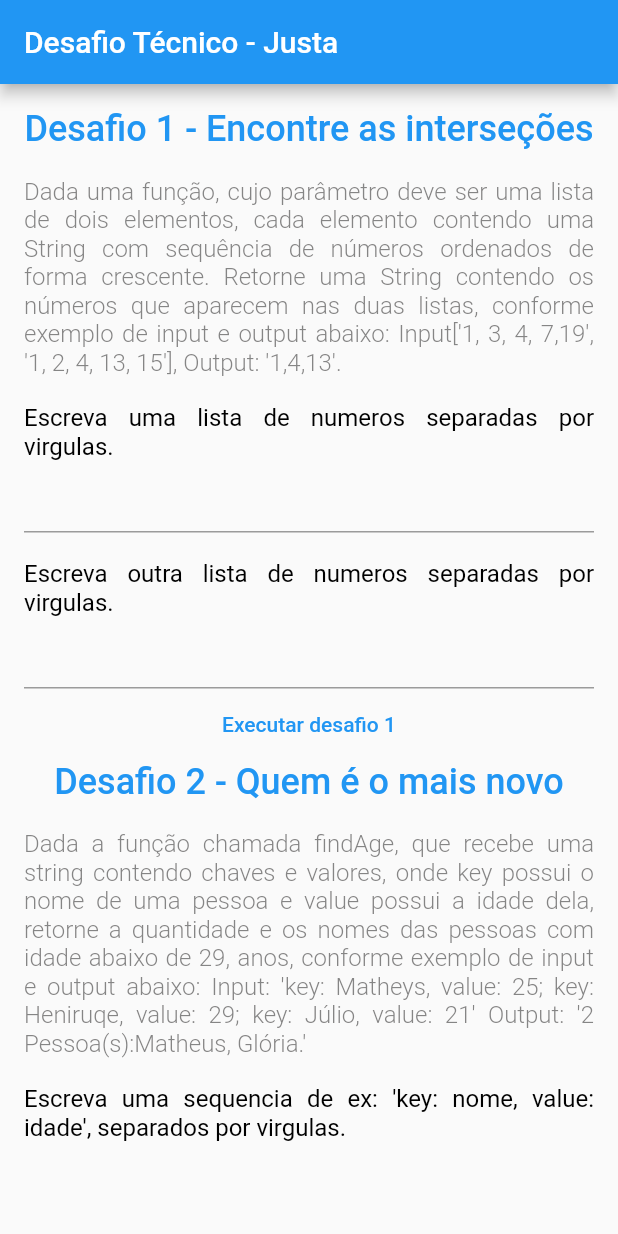
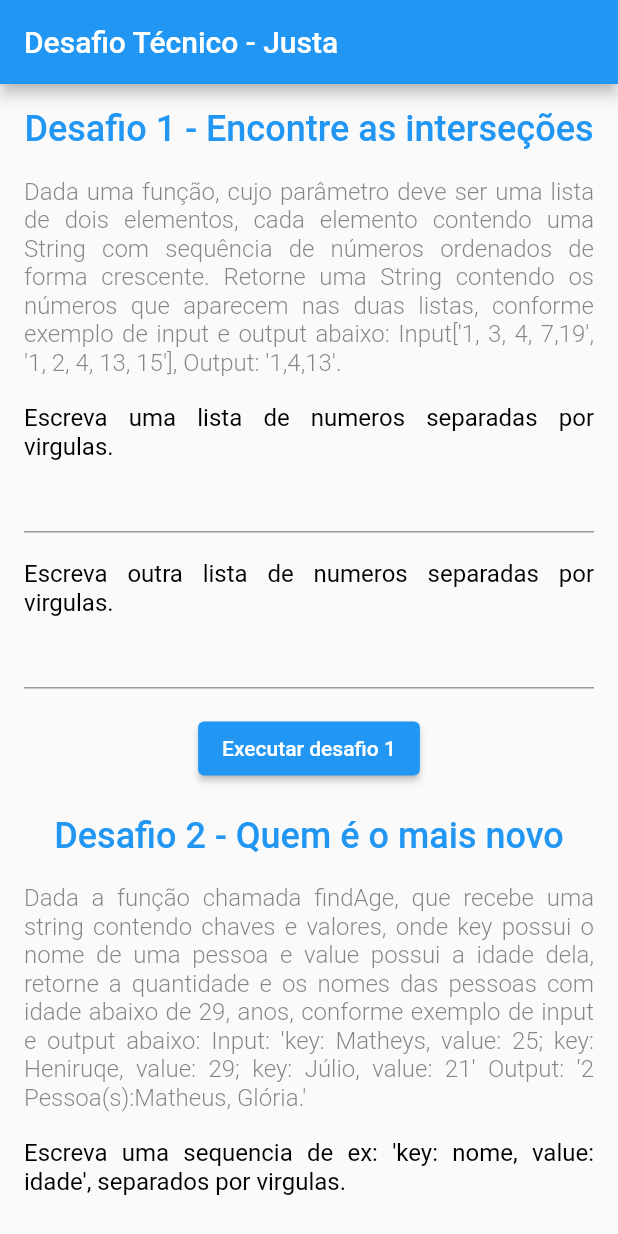
Before and after one commit to HHeloisa/DesafioJusta, a Flutter app: the screen it shows after launch, on a phone screen of 412 x 824 dp. Run offline on Flutter 3.47's test engine with Material 2 defaults, Android fonts, the phone set to English and light mode, and no system bars.

Commit message:
Cria um botãoe aplica

```diff
--- /dev/null
+++ b/lib/constants/button.dart
@@ -0,0 +1,25 @@
+import 'package:flutter/material.dart';
+import 'package:flutter/src/widgets/container.dart';
+import 'package:flutter/src/widgets/framework.dart';
+
+class BotaoExecutar extends StatefulWidget {
+  const BotaoExecutar({super.key, this.funcao, required this.texto});
+
+  final Function? funcao;
+  final String texto;
+  @override
+  State<BotaoExecutar> createState() => _BotaoExecutarState();
+}
+
+class _BotaoExecutarState extends State<BotaoExecutar> {
+  String resultado = '';
+  @override
+  Widget build(BuildContext context) {
+    return Padding(
+      padding: const EdgeInsets.only(top: 16.0, bottom: 20),
+      child: ElevatedButton(
+          onPressed: (() => widget.funcao == null ? null : widget.funcao!()),
+          child: Text(widget.texto)),
+    );
+  }
+}
--- a/lib/desafio1.dart
+++ b/lib/desafio1.dart
@@ -1,3 +1,4 @@
+import 'package:desafio_justa/constants/button.dart';
 import 'package:desafio_justa/constants/constants.dart';
 import 'package:desafio_justa/constants/descricaoDesafio.dart';
 import 'package:desafio_justa/labels/labelH3.dart';
@@ -53,9 +54,13 @@ class _Desafio1State extends State<Desafio1> {
       TextField(
         controller: string2,
       ),
-      TextButton(
-          onPressed: (() => encontrarIntersecoes(string1.text, string2.text)),
-          child: const Text(executarDesafio1)),
+      BotaoExecutar(
+        funcao: () => encontrarIntersecoes(string1.text, string2.text),
+        texto: executarDesafio1,
+      ),
+      // TextButton(
+      //     onPressed: (() => encontrarIntersecoes(string1.text, string2.text)),
+      //     child: const Text(executarDesafio1)),
       desafio1Resultado == '' ? Container() : Text(desafio1Resultado)
     ]);
   }
--- a/lib/desafio2.dart
+++ b/lib/desafio2.dart
@@ -2,6 +2,8 @@ import 'package:desafio_justa/constants/constants.dart';
 import 'package:desafio_justa/constants/descricaoDesafio.dart';
 import 'package:desafio_justa/labels/labelH3.dart';
 import 'package:flutter/material.dart';
+
+import 'constants/button.dart';
 
 class Desafio2 extends StatefulWidget {
   const Desafio2({super.key});
@@ -50,9 +52,10 @@ class _Desafio2State extends State<Desafio2> {
         TextField(
           controller: string1,
         ),
-        TextButton(
-            onPressed: (() => findAge(string1.text)),
-            child: const Text(executarDesafio2)),
+        BotaoExecutar(
+          funcao: () => findAge(string1.text),
+          texto: executarDesafio2,
+        ),
         desafio2Resultado == '' ? Container() : Text(desafio2Resultado)
       ],
     );
--- a/lib/desafio3.dart
+++ b/lib/desafio3.dart
@@ -1,3 +1,4 @@
+import 'package:desafio_justa/constants/button.dart';
 import 'package:desafio_justa/constants/constants.dart';
 import 'package:desafio_justa/constants/descricaoDesafio.dart';
 import 'package:flutter/material.dart';
@@ -41,9 +42,10 @@ class _Desafio3State extends State<Desafio3> {
         TextField(
           controller: string1,
         ),
-        TextButton(
-            onPressed: (() => longestWord(string1.text)),
-            child: const Text(executarDesafio3)),
+        BotaoExecutar(
+          funcao: () => longestWord(string1.text),
+          texto: executarDesafio2,
+        ),
         desafio3Resultado == '' ? Container() : Text(desafio3Resultado)
       ],
     );
```
